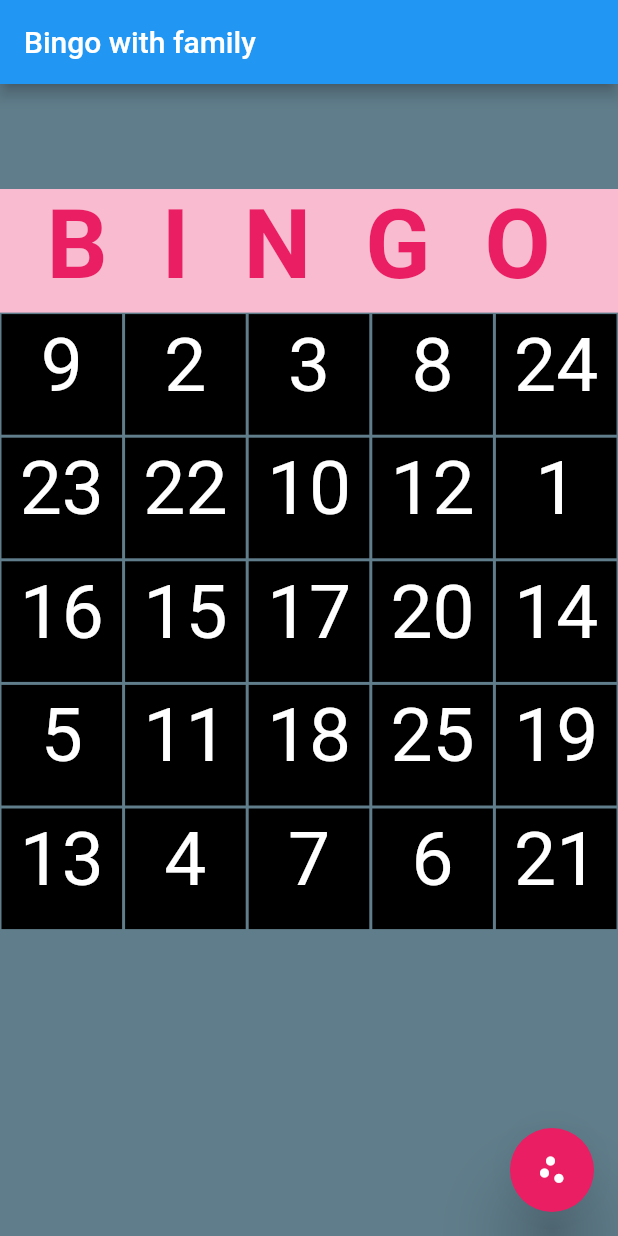
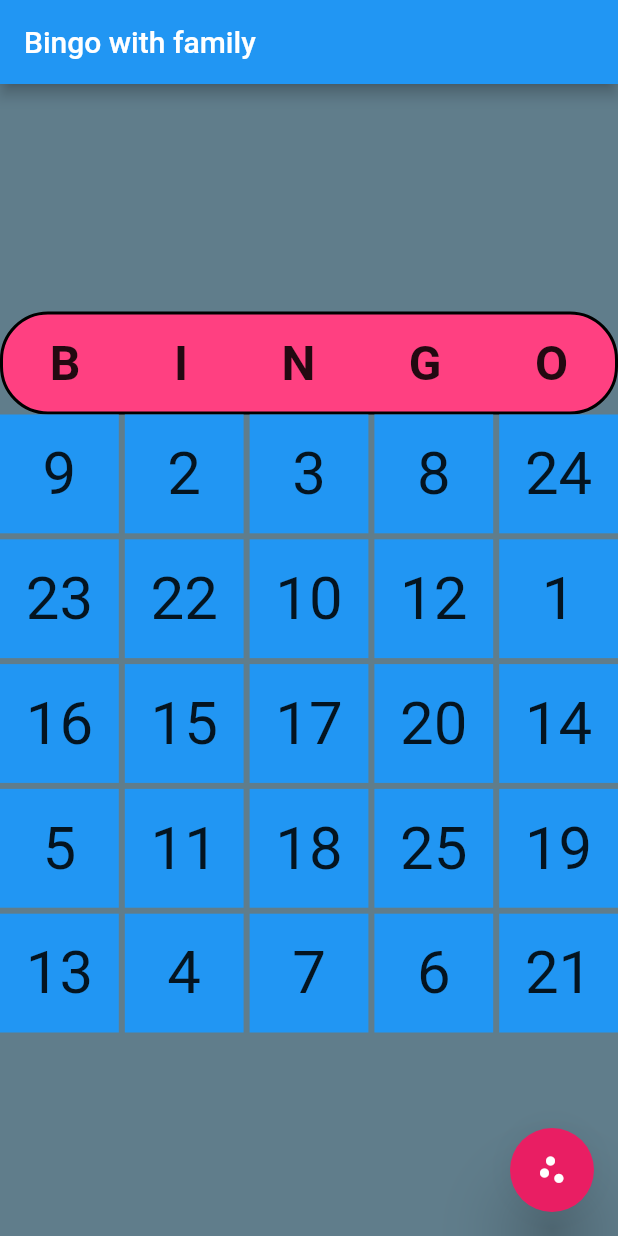
Before and after one commit to Rishabh510/Bingo-game, a Flutter app: the screen it shows after launch, on a phone screen of 412 x 824 dp. Run offline on Flutter 3.47's test engine with Material 2 defaults, Android fonts, the phone set to English and light mode, and no system bars; our stand-ins replace google_fonts.

Commit message:
added auto detect lines functionality

```diff
--- a/lib/main.dart
+++ b/lib/main.dart
@@ -1,4 +1,7 @@
+import 'package:bingoapp/models/numbers.dart';
+import 'package:bingoapp/screens/game.dart';
 import 'package:flutter/material.dart';
+import 'package:provider/provider.dart';
 import 'myHomePage.dart';
 import 'package:flutter/services.dart';
 
@@ -25,10 +28,13 @@ class MyApp extends StatelessWidget {
         splashColor: Colors.green,
         highlightColor: Colors.yellow,
         scaffoldBackgroundColor: Colors.blueGrey,
-//        fontFamily:
       ),
-//      home: MyHomePage,
-      home: MyHomePage(title: 'Bingo with family'),
+      home: ChangeNotifierProvider(
+        create: (BuildContext context) {
+          return Numbers();
+        },
+        child: Game(),
+      ),
       debugShowCheckedModeBanner: false,
     );
   }
--- a/lib/myHomePage.dart
+++ b/lib/myHomePage.dart
@@ -4,41 +4,20 @@ import 'numberBox.dart';
 import 'package:google_fonts/google_fonts.dart';
 
 class MyHomePage extends StatefulWidget {
-  MyHomePage({Key key, this.title}) : super(key: key);
-  // This widget is the home page of your application. It is stateful, meaning
-  // that it has a State object (defined below) that contains fields that affect
-  // how it looks. This class is the configuration for the state. It holds the values (in this
-  // case the title) provided by the parent (in this case the App widget) and
-  // used by the build method of the State. Fields in a Widget subclass are
-  // always marked "final".
-
-  final String title;
+  MyHomePage({Key key}) : super(key: key);
 
   @override
   _MyHomePageState createState() => _MyHomePageState();
 }
 
 class _MyHomePageState extends State<MyHomePage> {
-  int _index = 0;
   List _numbers = new List<int>.generate(25, (int index) => index + 1);
   bool crossed = false;
-
-  void _incrementCounter() {
-    setState(() {
-      // This call to setState tells the Flutter framework that something has
-      // changed in this State, which causes it to rerun the build method below
-      // so that the display can reflect the updated values. If we changed
-      // _counter without calling setState(), then the build method would not be
-      // called again, and so nothing would appear to happen.
-      _index++;
-    });
-  }
 
   void _restart() {
     setState(() {
       _numbers.shuffle();
       print(_numbers);
-      _index = 0;
       crossed = false;
     });
     //initState(); gives error
@@ -49,21 +28,14 @@ class _MyHomePageState extends State<MyHomePage> {
     super.initState();
     _numbers.shuffle();
     print(_numbers);
-    _index = 0;
     crossed = false;
   }
 
   @override
   Widget build(BuildContext context) {
-    // This method is rerun every time setState is called, for instance as done
-    // by the _incrementCounter method above.
     return Scaffold(
       appBar: AppBar(
-        // Here we take the value from the MyHomePage object that was created by
-        // the App.build method, and use it to set our appbar title.
-        title: Text(
-          widget.title,
-        ),
+        title: Text('Bingo with family'),
       ),
       body: Column(
         mainAxisAlignment: MainAxisAlignment.start,
@@ -99,8 +71,7 @@ class _MyHomePageState extends State<MyHomePage> {
           GridView.builder(
             shrinkWrap: true,
             itemCount: _numbers.length,
-            gridDelegate:
-                SliverGridDelegateWithFixedCrossAxisCount(crossAxisCount: 5),
+            gridDelegate: SliverGridDelegateWithFixedCrossAxisCount(crossAxisCount: 5),
             itemBuilder: (context, i) {
               return NumberBox(
                 index: i,
--- /dev/null
+++ b/lib/screens/game.dart
@@ -0,0 +1,110 @@
+import 'package:flutter/material.dart';
+import 'package:bingoapp/models/numbers.dart';
+import 'package:provider/provider.dart';
+
+class Game extends StatelessWidget {
+  final List bingo = ['B', 'I', 'N', 'G', 'O'];
+
+  @override
+  Widget build(BuildContext context) {
+    return Consumer<Numbers>(
+      builder: (BuildContext context, Numbers obj, Widget child) {
+        return Scaffold(
+          appBar: AppBar(
+            title: Text('Bingo with family'),
+          ),
+          body: Column(
+            mainAxisAlignment: MainAxisAlignment.center,
+            crossAxisAlignment: CrossAxisAlignment.stretch,
+            children: <Widget>[
+              Row(
+                children: <Widget>[
+                  Container(
+                    color: Colors.white,
+                    height: 16,
+                    width: (obj.progress <= 5) ? obj.progress * (MediaQuery.of(context).size.width / 5) : MediaQuery.of(context).size.width,
+                  ),
+                ],
+              ),
+              Container(
+                decoration: BoxDecoration(
+                  borderRadius: BorderRadius.circular(32),
+                  border: Border.all(color: Colors.black, width: 2),
+                  color: Colors.pinkAccent,
+                ),
+                width: double.infinity,
+                height: MediaQuery.of(context).size.height / 12,
+                child: Row(
+                  mainAxisAlignment: MainAxisAlignment.spaceAround,
+                  children: List.generate(
+                    5,
+                    (index) => Text(
+                      bingo[index],
+                      style: TextStyle(
+                        fontWeight: FontWeight.bold,
+                        fontSize: 32,
+                      ),
+                    ),
+                  ),
+                ),
+              ),
+              GridView.builder(
+                shrinkWrap: true,
+                itemCount: obj.numbers.length,
+                gridDelegate: SliverGridDelegateWithFixedCrossAxisCount(
+                  crossAxisCount: 5,
+                  crossAxisSpacing: 4,
+                  mainAxisSpacing: 4,
+                ),
+                itemBuilder: (context, i) {
+                  return InkWell(
+                    onTap: () {
+                      obj.cross(i);
+                      obj.updateLists(i);
+                      print('dLeft: ${obj.dLeft}');
+                      print('dRight: ${obj.dRight}');
+//                      print(obj.r1);
+//                      print(obj.r2);
+//                      print(obj.r3);
+//                      print(obj.r4);
+//                      print(obj.r5);
+//                      print(obj.c1);
+//                      print(obj.c2);
+//                      print(obj.c3);
+//                      print(obj.c4);
+//                      print(obj.c5);
+                      print('Progress: ${obj.progress}');
+                    },
+                    child: Container(
+                      color: (!obj.isCrossed[i]) ? Colors.blue : Colors.red,
+                      child: Center(
+                        child: Text(
+                          '${obj.numbers[i]}',
+                          style: TextStyle(
+                            fontSize: 40,
+                          ),
+                        ),
+                      ),
+                    ),
+                  );
+                },
+              ),
+            ],
+          ),
+          floatingActionButton: FloatingActionButton(
+            onPressed: () {
+              obj.shuffle();
+            },
+            tooltip: 'Restart match',
+            elevation: 20,
+            focusColor: Colors.black,
+            backgroundColor: Colors.pink,
+            splashColor: Colors.green,
+            hoverColor: Colors.yellow,
+            child: Icon(Icons.scatter_plot),
+          ),
+        );
+      },
+    );
+  }
+}
```
Also changed, not shown: lib/models/numbers.dart (added, +134 -0 lines), pubspec.yaml (+1 -24 lines), pubspec.lock.
